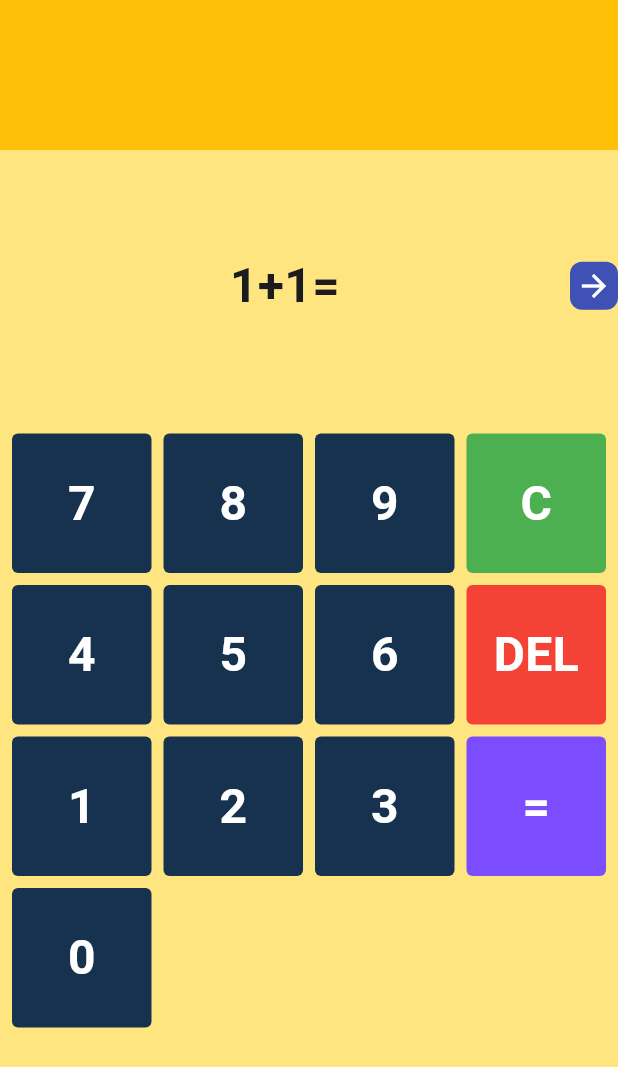
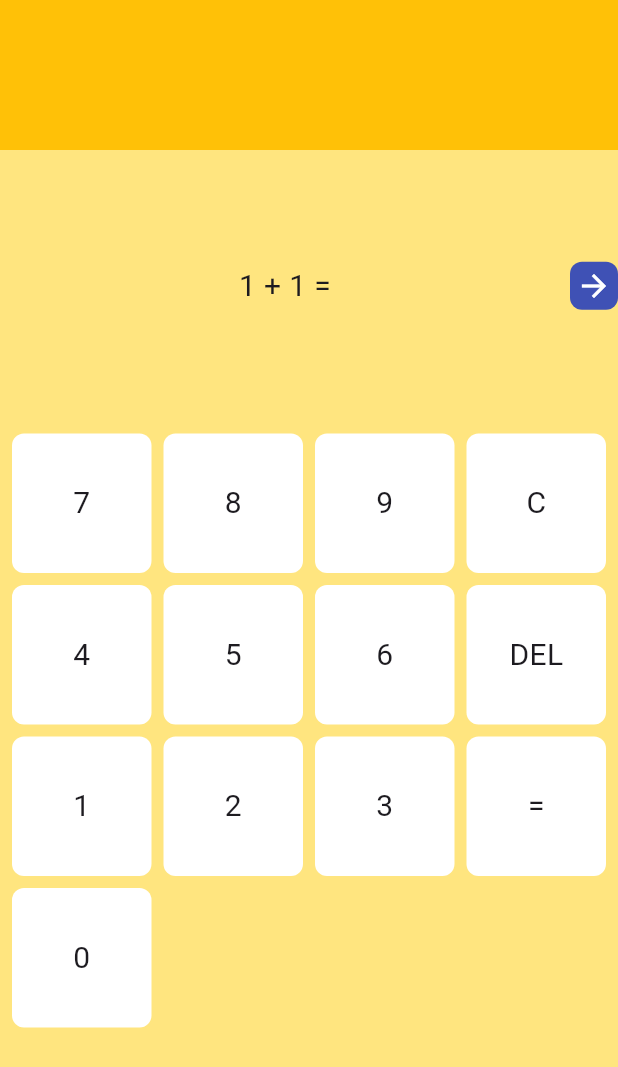
Before and after one commit to ravenuy17/finalproject-mobprog, a Flutter app: the screen it shows after launch, on a phone screen of 412 x 824 dp. Shown: the top 1067 px of the screen. Run offline on Flutter 3.47's test engine with Material 3 defaults, Android fonts, the phone set to English and light mode, and no system bars.

Commit message:
dart:math

```diff
--- a/lib/homePage.dart
+++ b/lib/homePage.dart
@@ -1,8 +1,6 @@
 import 'dart:math';
 
 import 'package:flutter/material.dart';
-import 'package:flutter_application_5_experiment/constant.dart';
-import 'package:flutter_application_5_experiment/util/numKey.dart';
 
 class HomePage extends StatefulWidget {
   const HomePage({Key? key}) : super(key: key);
@@ -12,8 +10,8 @@ class HomePage extends StatefulWidget {
 }
 
 class _HomePageState extends State<HomePage> {
-  //number pad list
-  List<String> numberPad = [
+  // Number pad list
+  static const List<String> numberPad = [
     '7',
     '8',
     '9',
@@ -28,23 +26,25 @@ class _HomePageState extends State<HomePage> {
     '=',
     '0'
   ];
-//numA and numB
+
+  // NumA and NumB
   int numberA = 1;
   int numberB = 1;
-  //user answer
+
+  // User answer
   String userAnswer = '';
 
-  //button tapped
+  // Button tapped
   void buttonTapped(String button) {
     setState(() {
       if (button == '=') {
-        //calculate the ff.
-        CheckResult();
+        // Calculate the result
+        checkResult();
       } else if (button == 'C') {
-        // clear input
+        // Clear input
         userAnswer = '';
       } else if (button == 'DEL') {
-        // delete last number
+        // Delete last number
         if (userAnswer.isNotEmpty) {
           userAnswer = userAnswer.substring(0, userAnswer.length - 1);
         }
@@ -54,8 +54,8 @@ class _HomePageState extends State<HomePage> {
     });
   }
 
-//uncommitted changes
-  void CheckResult() {
+  // Check result
+  void checkResult() {
     if (numberA + numberB == int.parse(userAnswer)) {
       showDialog(
         context: context,
@@ -68,12 +68,10 @@ class _HomePageState extends State<HomePage> {
               child: Column(
                 mainAxisAlignment: MainAxisAlignment.spaceEvenly,
                 children: [
-                    Text('Great job!', style: whiteTextStyle),
-                    //button to go to next question
+                  Text('Great job!', style: TextStyle(color: Colors.white)),
                   GestureDetector(
                     onTap: goToNextQuestion,
-                    ),
-                    Container(
+                    child: Container(
                       padding: EdgeInsets.all(4),
                       decoration: BoxDecoration(
                         color: Colors.indigo,
@@ -82,32 +80,33 @@ class _HomePageState extends State<HomePage> {
                       child: Icon(
                         Icons.arrow_forward,
                         color: Colors.white,
-                        )),
+                      ),
+                    ),
+                  ),
                 ],
               ),
             ),
           );
-          });
+        },
+      );
     } else {
       print('Try again!');
     }
   }
 
-  //create random numbers
-  var randomNumber = Random();
-
+  // Go to next question
   void goToNextQuestion() {
-    //dismiss alert
+    // Dismiss alert
     Navigator.of(context).pop();
 
-    //reset values
+    // Reset values
     setState(() {
       userAnswer = '';
     });
 
-    //create new question
-    numberA = randomNumber.nextInt(1000);
-    numberB = randomNumber.nextInt(1000);
+    // Create new question
+    numberA = Random().nextInt(1000);
+    numberB = Random().nextInt(1000);
   }
 
   @override
@@ -116,24 +115,23 @@ class _HomePageState extends State<HomePage> {
       backgroundColor: Colors.amberAccent[100],
       body: Column(
         children: <Widget>[
-          //level progress, needs 5 correct answers in a row to proceed to the next level
+          // Level progress
           Container(height: 100, color: Colors.amber),
-          //questions
+          // Questions
           Expanded(
             child: Container(
               child: Center(
                 child: Row(
                   mainAxisAlignment: MainAxisAlignment.center,
-                  // question
                   children: [
                     Expanded(
                       child: Text(
-                        numberA.toString() + '+' + numberB.toString() + '=',
-                        style: defaultTextStyle,
+                        '$numberA + $numberB =',
+                        style: TextStyle(fontSize: 20),
                         textAlign: TextAlign.center,
                       ),
                     ),
-                    // answer box
+                    // Answer box
                     GestureDetector(
                       onTap: goToNextQuestion,
                       child: Container(
@@ -153,8 +151,7 @@ class _HomePageState extends State<HomePage> {
               ),
             ),
           ),
-
-          //number pad
+          // Number pad
           Expanded(
             flex: 3,
             child: Padding(
@@ -179,3 +176,30 @@ class _HomePageState extends State<HomePage> {
     );
   }
 }
+
+class MyButton extends StatelessWidget {
+  final String child;
+  final VoidCallback onTap;
+
+  const MyButton({required this.child, required this.onTap});
+
+  @override
+  Widget build(BuildContext context) {
+    return GestureDetector(
+      onTap: onTap,
+      child: Container(
+        margin: const EdgeInsets.all(4),
+        decoration: BoxDecoration(
+          color: Colors.white,
+          borderRadius: BorderRadius.circular(8),
+        ),
+        child: Center(
+          child: Text(
+            child,
+            style: TextStyle(fontSize: 20),
+          ),
+        ),
+      ),
+    );
+  }
+}
```
Lines whose indentation alone changed are shown as unchanged.
